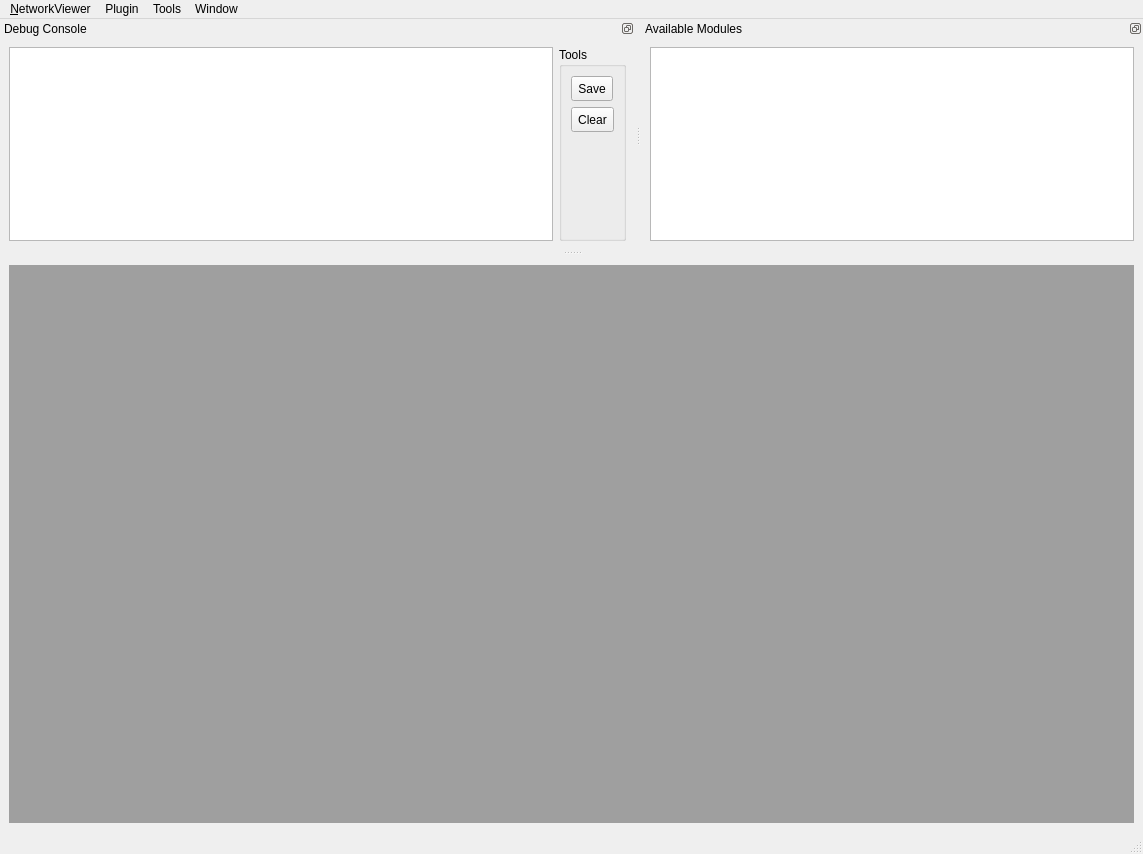
This is NetworkViewer/GUI/src/NetworkView.ui in glocklueng/openecosys as Qt 5 draws it before an edit. The edited form follows.
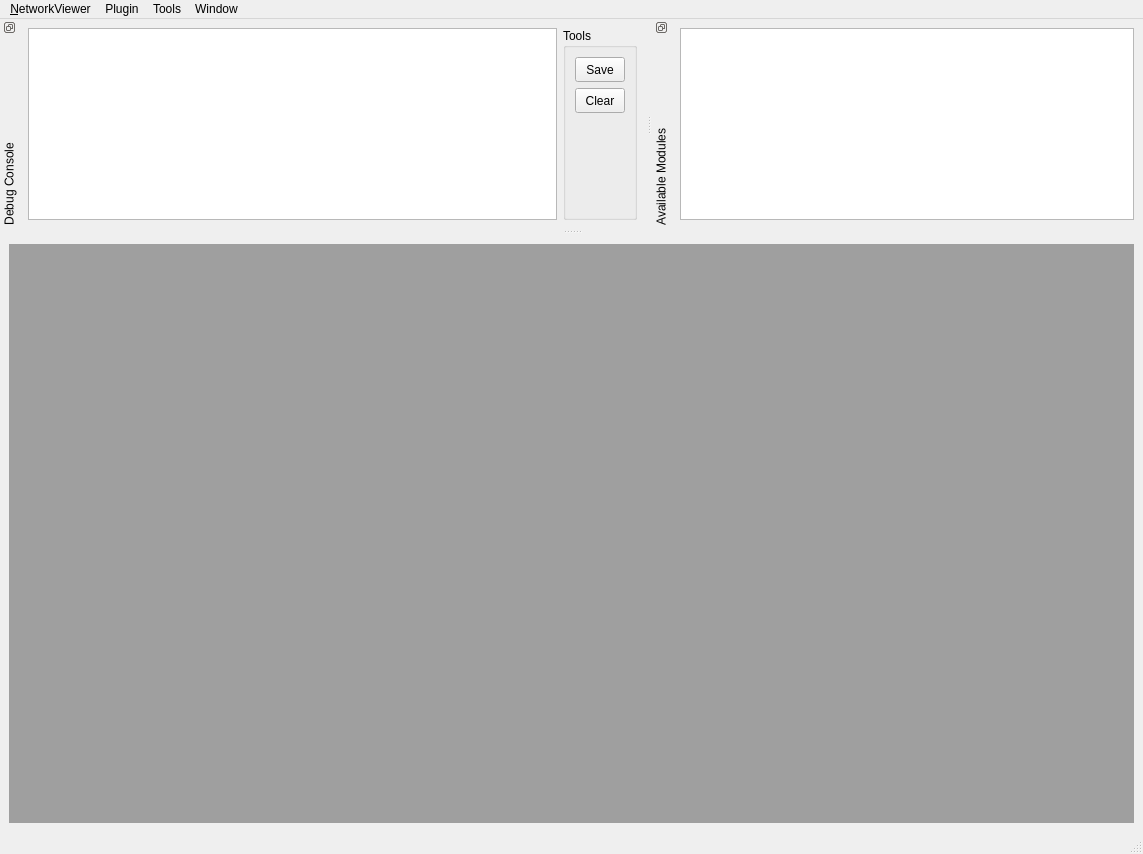
This is the edited form.

Commit message: Fixed Mac GUI glitches, removed unused Preferences widget

Diff of the .ui file:
```diff
--- a/NetworkViewer/GUI/src/NetworkView.ui
+++ b/NetworkViewer/GUI/src/NetworkView.ui
@@ -10,6 +10,12 @@
     <height>854</height>
    </rect>
   </property>
+  <property name="sizePolicy">
+   <sizepolicy hsizetype="Expanding" vsizetype="MinimumExpanding">
+    <horstretch>0</horstretch>
+    <verstretch>0</verstretch>
+   </sizepolicy>
+  </property>
   <property name="windowTitle">
    <string>NetViewer</string>
   </property>
@@ -24,7 +30,10 @@
        <enum>QMdiArea::SubWindowView</enum>
       </property>
       <property name="documentMode">
-       <bool>true</bool>
+       <bool>false</bool>
+      </property>
+      <property name="tabPosition">
+       <enum>QTabWidget::West</enum>
       </property>
      </widget>
     </item>
@@ -79,15 +88,15 @@
   <widget class="QStatusBar" name="statusbar"/>
   <widget class="QDockWidget" name="dockWidget">
    <property name="sizePolicy">
-    <sizepolicy hsizetype="Preferred" vsizetype="Preferred">
+    <sizepolicy hsizetype="Expanding" vsizetype="MinimumExpanding">
      <horstretch>0</horstretch>
      <verstretch>0</verstretch>
     </sizepolicy>
    </property>
    <property name="minimumSize">
     <size>
-     <width>338</width>
-     <height>231</height>
+     <width>402</width>
+     <height>0</height>
     </size>
    </property>
    <property name="maximumSize">
@@ -100,7 +109,7 @@
     <bool>false</bool>
    </property>
    <property name="features">
-    <set>QDockWidget::DockWidgetFloatable|QDockWidget::DockWidgetMovable</set>
+    <set>QDockWidget::DockWidgetFloatable|QDockWidget::DockWidgetMovable|QDockWidget::DockWidgetVerticalTitleBar</set>
    </property>
    <property name="allowedAreas">
     <set>Qt::BottomDockWidgetArea|Qt::TopDockWidgetArea</set>
@@ -139,7 +148,7 @@
          <widget class="QToolButton" name="saveToolButton">
           <property name="minimumSize">
            <size>
-            <width>0</width>
+            <width>50</width>
             <height>25</height>
            </size>
           </property>
@@ -152,7 +161,7 @@
          <widget class="QToolButton" name="clearToolButton">
           <property name="minimumSize">
            <size>
-            <width>0</width>
+            <width>50</width>
             <height>25</height>
            </size>
           </property>
@@ -183,8 +192,8 @@
   <widget class="QDockWidget" name="m_moduleDockWidget">
    <property name="minimumSize">
     <size>
-     <width>274</width>
-     <height>231</height>
+     <width>306</width>
+     <height>0</height>
     </size>
    </property>
    <property name="maximumSize">
@@ -197,7 +206,7 @@
     <bool>false</bool>
    </property>
    <property name="features">
-    <set>QDockWidget::DockWidgetFloatable|QDockWidget::DockWidgetMovable</set>
+    <set>QDockWidget::DockWidgetFloatable|QDockWidget::DockWidgetMovable|QDockWidget::DockWidgetVerticalTitleBar</set>
    </property>
    <property name="windowTitle">
     <string>Available Modules</string>
```
Left out of the diff: 4 changed lines with no effect on the pictures. The commit also changes 2 other files.
